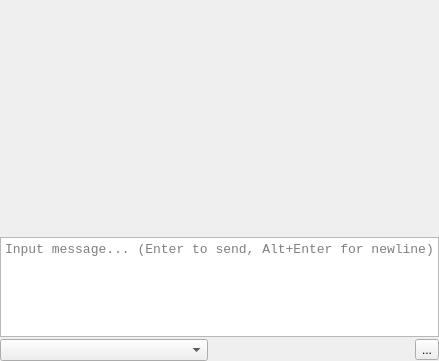
Before: the Qt Designer form App/panes/ai_chat/session_page_widget.ui in fengzhu2007/anycode, drawn with Qt 5.
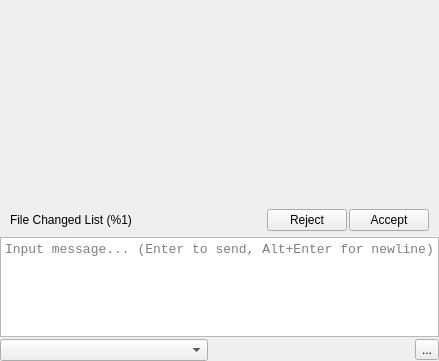
After: the same form once the commit is applied. Icons and pictures are not drawn.

What changed in the file:
```diff
--- a/App/panes/ai_chat/session_page_widget.ui
+++ b/App/panes/ai_chat/session_page_widget.ui
@@ -66,6 +66,56 @@
      <property name="bottomMargin">
       <number>0</number>
      </property>
+     <item>
+      <layout class="QHBoxLayout" name="horizontalLayout">
+       <property name="leftMargin">
+        <number>10</number>
+       </property>
+       <property name="topMargin">
+        <number>4</number>
+       </property>
+       <property name="rightMargin">
+        <number>10</number>
+       </property>
+       <property name="bottomMargin">
+        <number>4</number>
+       </property>
+       <item>
+        <widget class="QLabel" name="fileChanged">
+         <property name="text">
+          <string>File Changed List (%1)</string>
+         </property>
+        </widget>
+       </item>
+       <item>
+        <spacer name="horizontalSpacer">
+         <property name="orientation">
+          <enum>Qt::Horizontal</enum>
+         </property>
+         <property name="sizeHint" stdset="0">
+          <size>
+           <width>40</width>
+           <height>20</height>
+          </size>
+         </property>
+        </spacer>
+       </item>
+       <item>
+        <widget class="QPushButton" name="reject">
+         <property name="text">
+          <string>Reject</string>
+         </property>
+        </widget>
+       </item>
+       <item>
+        <widget class="QPushButton" name="accept">
+         <property name="text">
+          <string>Accept</string>
+         </property>
+        </widget>
+       </item>
+      </layout>
+     </item>
      <item>
       <widget class="QTextEdit" name="messageInput">
        <property name="maximumSize">
```
